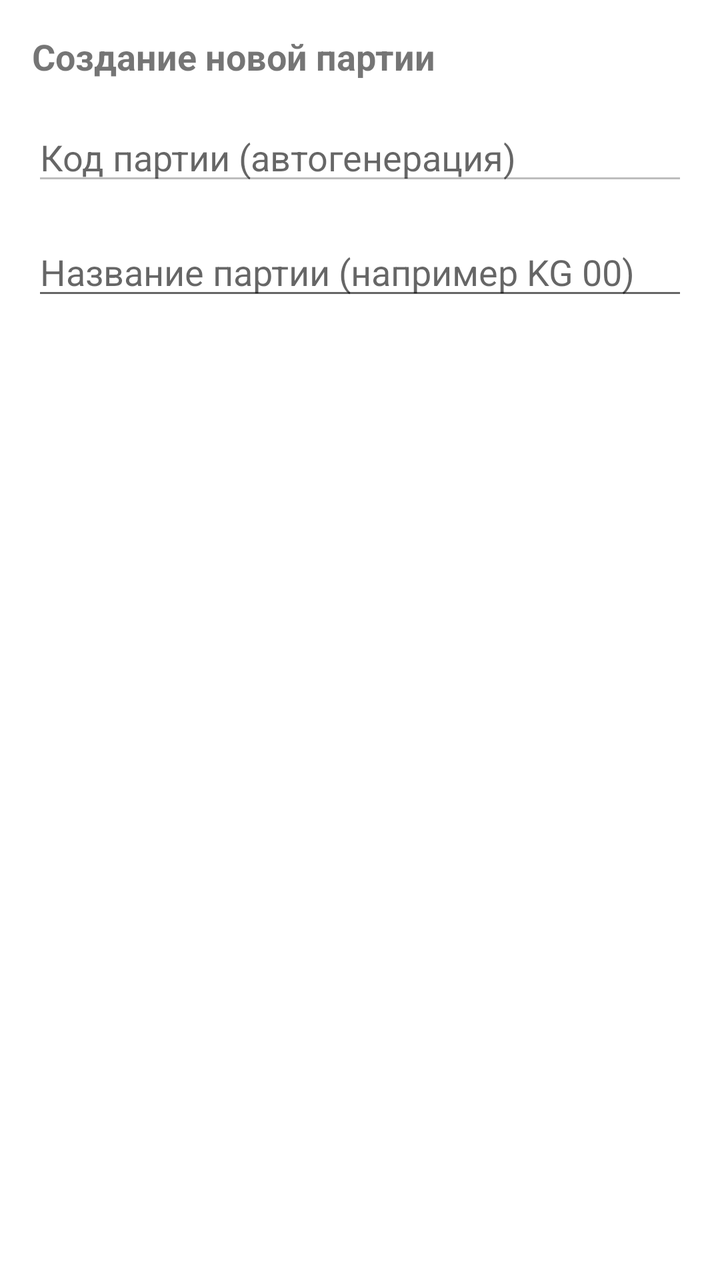
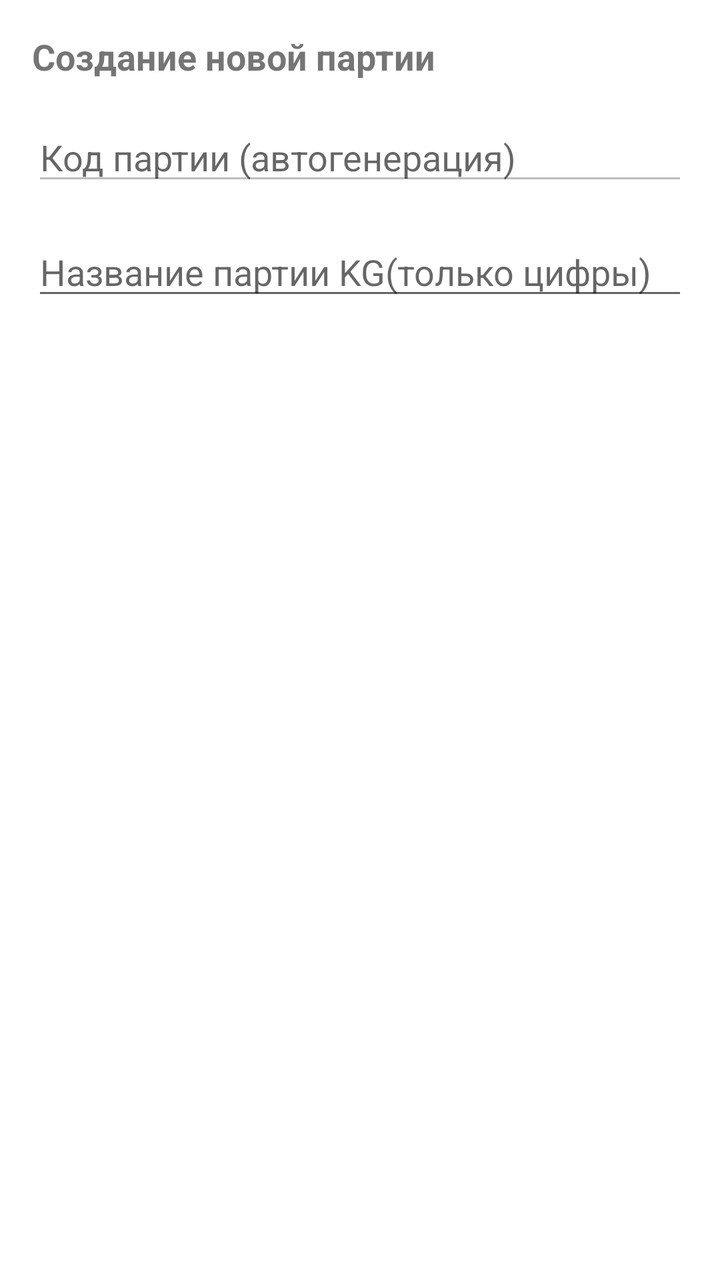

Compare the two renders of this Android layout. The source of the first and the diff that turns it into the second are given below.
<!-- AndroidManifest.xml: application theme AppTheme -->
<!-- res/layout/dialog_create_party.xml -->
<?xml version="1.0" encoding="utf-8"?>
<LinearLayout xmlns:android="http://schemas.android.com/apk/res/android"
    android:layout_width="match_parent"
    android:layout_height="wrap_content"
    android:orientation="vertical"
    android:padding="16dp">

    <TextView
        android:layout_width="wrap_content"
        android:layout_height="wrap_content"
        android:text="Создание новой партии"
        android:textSize="18sp"
        android:textStyle="bold" />

    <EditText
        android:id="@+id/etPartialCode"
        android:layout_width="match_parent"
        android:layout_height="wrap_content"
        android:hint="Код партии (автогенерация)"
        android:inputType="none"
    android:enabled="false"
    android:layout_marginTop="16dp" />

    <EditText
        android:id="@+id/etPartialName"
        android:layout_width="match_parent"
        android:layout_height="wrap_content"
        android:hint="Название партии (например KG 00)"
        android:inputType="text"
        android:layout_marginTop="16dp" />

</LinearLayout>
<!-- resources referenced by this layout -->
<resources>
  <style name="AppTheme" parent="Theme.MaterialComponents.Light.NoActionBar">
          
          <item name="colorPrimary">#2E7D32</item>  
          <item name="colorPrimaryVariant">#1B5E20</item>
          <item name="colorOnPrimary">#FFFFFF</item>
          <item name="colorSecondary">#2E7D32</item>
          <item name="colorSecondaryVariant">#1B5E20</item>
          <item name="colorOnSecondary">#000000</item>
      </style>
</resources>

<!-- the commit's change to res/layout/dialog_create_party.xml (unified diff, before → after) -->
@@ -25,8 +25,8 @@
         android:id="@+id/etPartialName"
         android:layout_width="match_parent"
         android:layout_height="wrap_content"
-        android:hint="Название партии (например KG 00)"
-        android:inputType="text"
+        android:hint="Название партии KG(только цифры)"
+        android:inputType="number"
         android:layout_marginTop="16dp" />
 
 </LinearLayout>
